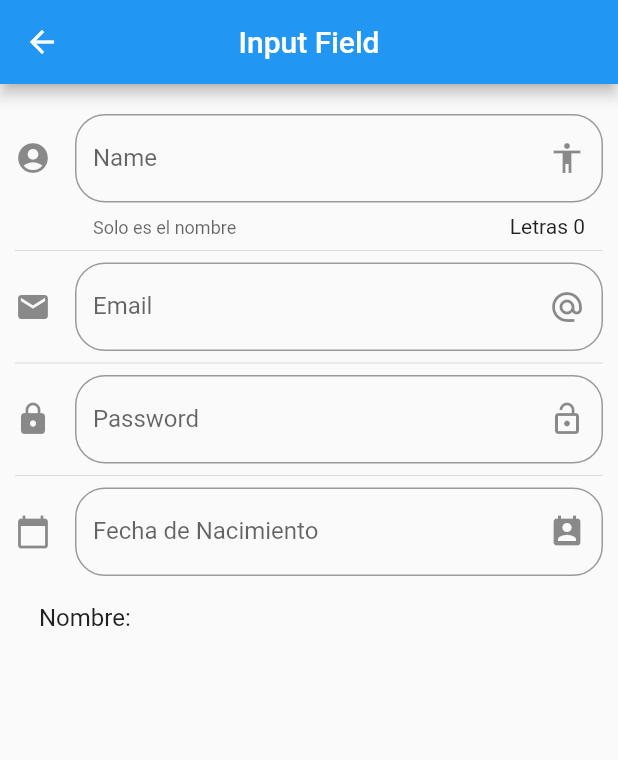
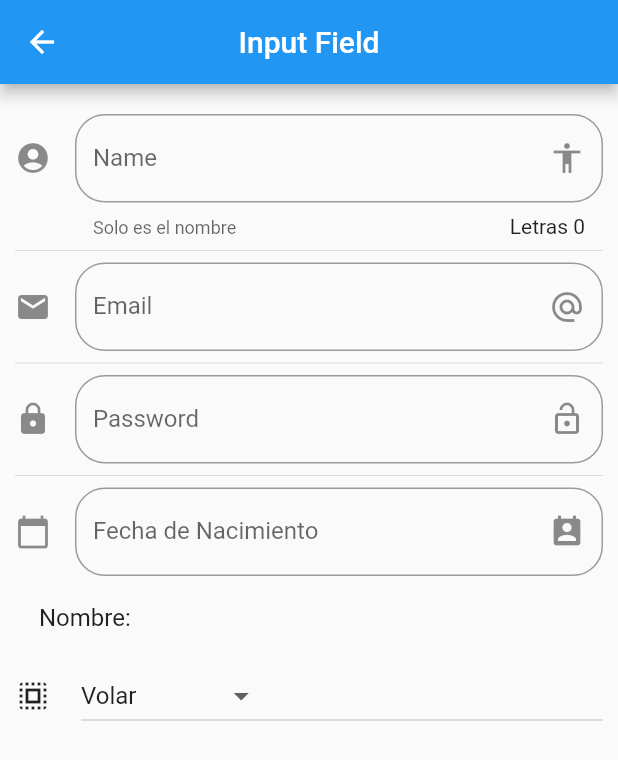
Before and after one commit to Antoniojfl/FlutterComponents, a Flutter app: the screen it shows after launch, after a tap on "Inputs", on a phone screen of 412 x 824 dp. Shown: the top 760 px of the screen. Run offline on Flutter 3.47's test engine with Material 2 defaults, Android fonts, the phone set to English and light mode, and no system bars; network calls fail.

```diff
--- a/data/menu_opts.json
+++ b/data/menu_opts.json
@@ -25,6 +25,11 @@
             "ruta"  : "inputs",
             "icon"  : "input",
             "texto" : "Inputs"
+        },
+        {
+            "ruta"  : "slider",
+            "icon"  : "tune",
+            "texto" : "Sliders - Checks"
         }
     ]
 }
--- a/lib/main.dart
+++ b/lib/main.dart
@@ -1,4 +1,5 @@
 import 'package:flutter/material.dart';
+import 'package:flutter_localizations/flutter_localizations.dart';
 
 //import 'package:componentes/src/pages/home_temp.dart';
 import 'src/pages/home_page.dart';
@@ -13,6 +14,13 @@ class MyApp extends StatelessWidget {
   @override
   Widget build(BuildContext context) {
     return MaterialApp(
+      localizationsDelegates: [
+        GlobalMaterialLocalizations.delegate,
+        GlobalWidgetsLocalizations.delegate,
+      ],
+      supportedLocales: [
+        Locale('es', ''),
+      ],
       debugShowCheckedModeBanner: false,
       title: 'Componentes App',
       //home: HomePage(),
--- a/lib/src/pages/input_page.dart
+++ b/lib/src/pages/input_page.dart
@@ -9,6 +9,10 @@ class _InputFieldPage extends State<InputFieldPage> {
   String _name = '';
   String _email = '';
   String _fechanacimiento = '';
+  List _poderes = ['Volar', 'Rayos X', 'Super Fuerza', 'Super Aliento'];
+
+  String selectedOption = 'Volar';
+
   TextEditingController _fechaNac = new TextEditingController();
   @override
   Widget build(BuildContext context) {
@@ -30,6 +34,11 @@ class _InputFieldPage extends State<InputFieldPage> {
             ListTile(
               title: Text('Nombre: $_name'),
             ),
+            Row(children: [
+              Icon(Icons.select_all),
+              SizedBox(width: 20),
+              Expanded(child: _createDropDownButton())
+            ]),
           ],
         ));
   }
@@ -134,6 +143,7 @@ class _InputFieldPage extends State<InputFieldPage> {
       initialDate: new DateTime(2020, 10, 15, 17),
       firstDate: new DateTime(2018),
       lastDate: new DateTime(2022),
+      locale: Locale('es', 'VE'),
     );
 
     if (date != null) {
@@ -143,4 +153,31 @@ class _InputFieldPage extends State<InputFieldPage> {
       });
     }
   }
+
+  Widget _createDropDownButton() {
+    return DropdownButton(
+      value: selectedOption,
+      items: _dropdownMenuItems(),
+      onChanged: (opt) {
+        setState(() {
+          selectedOption = opt;
+        });
+      },
+    );
+  }
+
+  List<DropdownMenuItem<String>> _dropdownMenuItems() {
+    List<DropdownMenuItem<String>> menu = new List();
+
+    _poderes.forEach((element) {
+      menu.add(
+        DropdownMenuItem(
+          child: Text(element),
+          value: element,
+        ),
+      );
+    });
+
+    return menu;
+  }
 }
--- a/lib/src/routes/routes.dart
+++ b/lib/src/routes/routes.dart
@@ -6,6 +6,7 @@ import 'package:componentes/src/pages/avatar_page.dart';
 import 'package:componentes/src/pages/card_page.dart';
 import 'package:componentes/src/pages/animated_container.dart';
 import 'package:componentes/src/pages/input_page.dart';
+import 'package:componentes/src/pages/slider_page.dart';
 
 Map<String, WidgetBuilder> getApplicationRoutes() {
   return <String, WidgetBuilder>{
@@ -15,5 +16,6 @@ Map<String, WidgetBuilder> getApplicationRoutes() {
     'card': (BuildContext context) => CardPage(),
     'animatedContainer': (BuildContext context) => AnimatedContainerPage(),
     'inputs': (BuildContext context) => InputFieldPage(),
+    'slider': (BuildContext context) => SliderPage(),
   };
 }
--- a/lib/src/utils/icono_string_util.dart
+++ b/lib/src/utils/icono_string_util.dart
@@ -5,7 +5,8 @@ final _icons = <String, IconData>{
   "accessibility": Icons.accessibility,
   "folder_open": Icons.folder_open,
   "donut_large": Icons.donut_large,
-  "input": Icons.input
+  "input": Icons.input,
+  "tune": Icons.tune,
 };
 
 Icon iconFromString({icono: String}) {
--- a/pubspec.yaml
+++ b/pubspec.yaml
@@ -22,6 +22,8 @@ environment:
 
 dependencies:
   flutter:
+    sdk: flutter
+  flutter_localizations:
     sdk: flutter
 
 
```
Also changed, not shown: lib/src/pages/slider_page.dart (added, +53 -0 lines), pubspec.lock.
